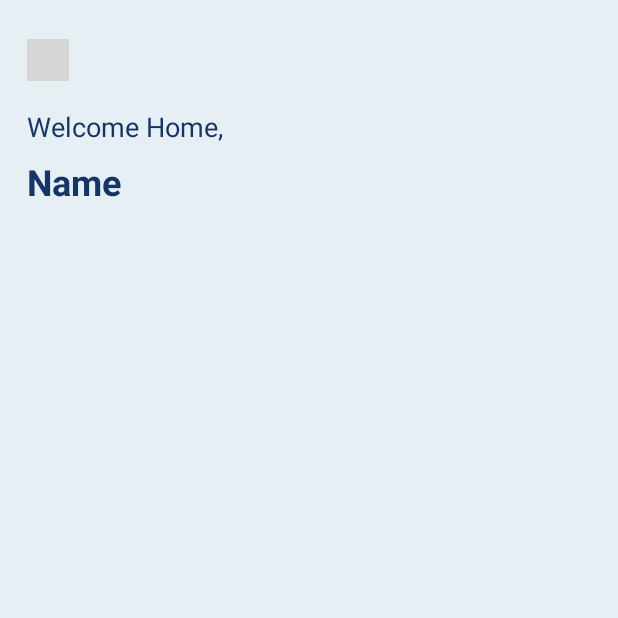
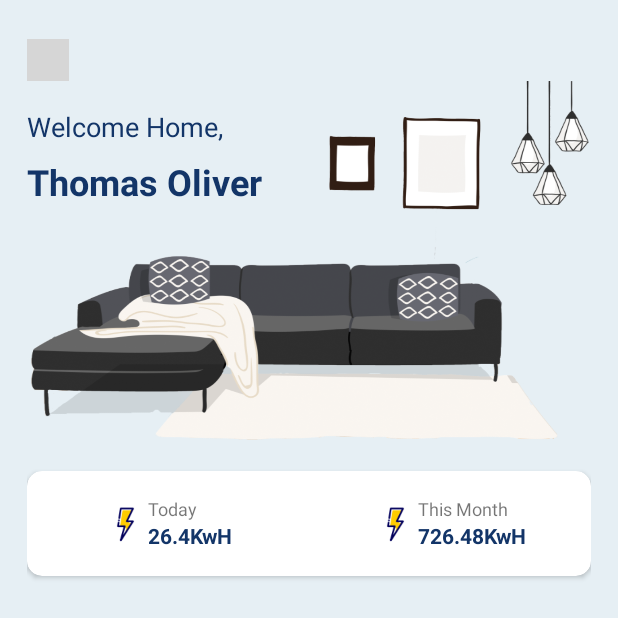
Before and after one commit to YuLiangGoh/SmartHome, an Android app: the screen it shows after launch (MainActivity), on a phone screen of 412 x 824 dp. Shown: the top 618 px of the screen. Run offline under Robolectric (Android 15) with nearby library versions, the phone set to English and light mode, and no system bars; grey boxes are pictures that could not be loaded.

Commit message:
homepage update

```diff
--- a/app/build.gradle
+++ b/app/build.gradle
@@ -36,4 +36,5 @@ dependencies {
     testImplementation 'junit:junit:4.+'
     androidTestImplementation 'androidx.test.ext:junit:1.1.2'
     androidTestImplementation 'androidx.test.espresso:espresso-core:3.3.0'
+    implementation 'com.google.android.material:material:<version>'
 }
--- a/app/src/main/java/com/example/smarthome/MainActivity.java
+++ b/app/src/main/java/com/example/smarthome/MainActivity.java
@@ -3,12 +3,21 @@ package com.example.smarthome;
 import androidx.appcompat.app.AppCompatActivity;
 
 import android.os.Bundle;
+import android.widget.TextView;
 
 public class MainActivity extends AppCompatActivity {
+
+    private TextView name;
 
     @Override
     protected void onCreate(Bundle savedInstanceState) {
         super.onCreate(savedInstanceState);
         setContentView(R.layout.activity_main);
+
+        //Find ID
+        name = findViewById(R.id.main_username);
+
+        //set Username
+        name.setText("Thomas Oliver");
     }
 }
--- a/app/src/main/res/layout/activity_main.xml
+++ b/app/src/main/res/layout/activity_main.xml
@@ -17,6 +17,12 @@
         android:layout_marginTop="8dp"
         />
 
+    <LinearLayout
+        android:layout_width="match_parent"
+        android:layout_height="260dp"
+        android:orientation="vertical"
+        android:background="@drawable/homepage_background_icon">
+
         <TextView
             android:layout_width="match_parent"
             android:layout_height="wrap_content"
@@ -27,6 +33,7 @@
             />
 
         <TextView
+            android:id="@+id/main_username"
             android:layout_width="match_parent"
             android:layout_height="wrap_content"
             android:text="Name"
@@ -37,3 +44,102 @@
             />
 
     </LinearLayout>
+
+    <androidx.cardview.widget.CardView
+        android:layout_width="match_parent"
+        android:layout_height="wrap_content"
+        app:cardCornerRadius="10dp"
+        android:elevation="1dp">
+
+        <LinearLayout
+            android:layout_width="match_parent"
+            android:layout_height="wrap_content"
+            android:orientation="horizontal"
+            >
+
+            <LinearLayout
+                android:layout_width="0dp"
+                android:layout_height="70dp"
+                android:orientation="horizontal"
+                android:padding="12dp"
+                android:layout_weight="1"
+                android:gravity="center"
+                >
+
+                <ImageView
+                    android:layout_width="30dp"
+                    android:layout_height="30dp"
+                    android:background="@drawable/power_icon"
+                    android:layout_gravity="center"/>
+
+                <LinearLayout
+                    android:layout_width="wrap_content"
+                    android:layout_height="match_parent"
+                    android:orientation="vertical"
+                    android:gravity="center">
+
+                    <TextView
+                        android:layout_width="match_parent"
+                        android:layout_height="wrap_content"
+                        android:text="Today"
+                        android:textSize="12sp"
+                        />
+
+                    <TextView
+                        android:layout_width="match_parent"
+                        android:layout_height="wrap_content"
+                        android:text="26.4KwH"
+                        android:textColor="@color/primaryColor"
+                        android:textStyle="bold"/>
+
+
+                </LinearLayout>
+
+            </LinearLayout>
+
+            <LinearLayout
+                android:layout_width="0dp"
+                android:layout_height="70dp"
+                android:orientation="horizontal"
+                android:padding="12dp"
+                android:layout_weight="1"
+                android:gravity="center"
+                >
+
+                <ImageView
+                    android:layout_width="30dp"
+                    android:layout_height="30dp"
+                    android:background="@drawable/power_icon"
+                    android:layout_gravity="center"/>
+
+                <LinearLayout
+                    android:layout_width="wrap_content"
+                    android:layout_height="match_parent"
+                    android:orientation="vertical"
+                    android:gravity="center">
+
+                    <TextView
+                        android:layout_width="match_parent"
+                        android:layout_height="wrap_content"
+                        android:text="This Month"
+                        android:textSize="12sp"
+                        />
+
+                    <TextView
+                        android:layout_width="match_parent"
+                        android:layout_height="wrap_content"
+                        android:text="726.48KwH"
+                        android:textColor="@color/primaryColor"
+                        android:textStyle="bold"/>
+
+                </LinearLayout>
+
+            </LinearLayout>
+
+        </LinearLayout>
+
+
+
+    </androidx.cardview.widget.CardView>
+
+</LinearLayout>
```
Also changed, not shown: app/src/main/res/drawable-v24/homepage_background_icon.png (added), app/src/main/res/drawable-v24/power_icon.png (added). Lines whose indentation alone changed are shown as unchanged.
